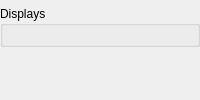
Qt form ui/forms/ScreenMirrorEffectShell.ui (Wolfieeewolf/OpenRGB3DSpatialPlugin) before a commit.
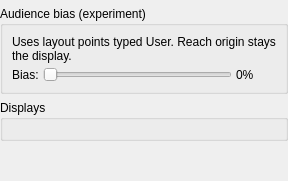
The same form after that commit.

Commit message:
feat: experimental Screen Mirror audience bias toward User seats
Optional 0-100% pull keeps Reach on each display plane while favouring LEDs toward User layout points (multi-seat = strongest lobe). Off by default — spike to judge look.

```diff
--- a/ui/forms/ScreenMirrorEffectShell.ui
+++ b/ui/forms/ScreenMirrorEffectShell.ui
@@ -18,6 +18,68 @@
    <item>
     <widget class="QWidget" name="capturePanelHost" native="true"/>
    </item>
+   <item>
+    <widget class="QGroupBox" name="audienceGroup">
+     <property name="title">
+      <string>Audience bias (experiment)</string>
+     </property>
+     <property name="toolTip">
+      <string>Optional. Glow still comes from each display; bias pulls energy toward User layout points (seats). 0 = off. Add User ref points in the scene — one per watcher.</string>
+     </property>
+     <layout class="QVBoxLayout" name="audienceLayout">
+      <property name="spacing">
+       <number>4</number>
+      </property>
+      <item>
+       <widget class="QLabel" name="audienceHintLabel">
+        <property name="text">
+         <string>Uses layout points typed User. Reach origin stays the display.</string>
+        </property>
+        <property name="wordWrap">
+         <bool>true</bool>
+        </property>
+       </widget>
+      </item>
+      <item>
+       <layout class="QHBoxLayout" name="audienceBiasRow">
+        <item>
+         <widget class="QLabel" name="audienceBiasCaption">
+          <property name="text">
+           <string>Bias:</string>
+          </property>
+         </widget>
+        </item>
+        <item>
+         <widget class="QSlider" name="audienceBiasSlider">
+          <property name="maximum">
+           <number>100</number>
+          </property>
+          <property name="orientation">
+           <enum>Qt::Horizontal</enum>
+          </property>
+          <property name="toolTip">
+           <string>0 = classic ambilight from the display. Higher values favour LEDs toward User seats (multi-seat = strongest nearby lobe wins).</string>
+          </property>
+         </widget>
+        </item>
+        <item>
+         <widget class="QLabel" name="audienceBiasLabel">
+          <property name="minimumSize">
+           <size>
+            <width>40</width>
+            <height>0</height>
+           </size>
+          </property>
+          <property name="text">
+           <string>0%</string>
+          </property>
+         </widget>
+        </item>
+       </layout>
+      </item>
+     </layout>
+    </widget>
+   </item>
    <item>
     <widget class="QGroupBox" name="monitorsGroup">
      <property name="title">
```
The commit also changes 6 other files.
